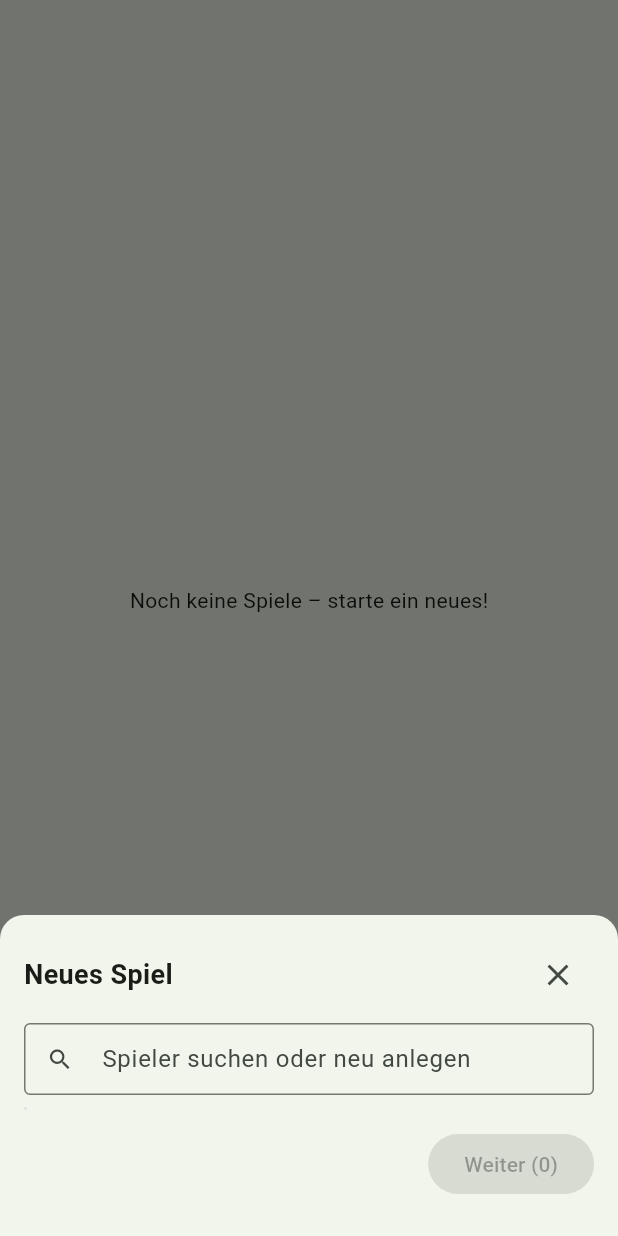
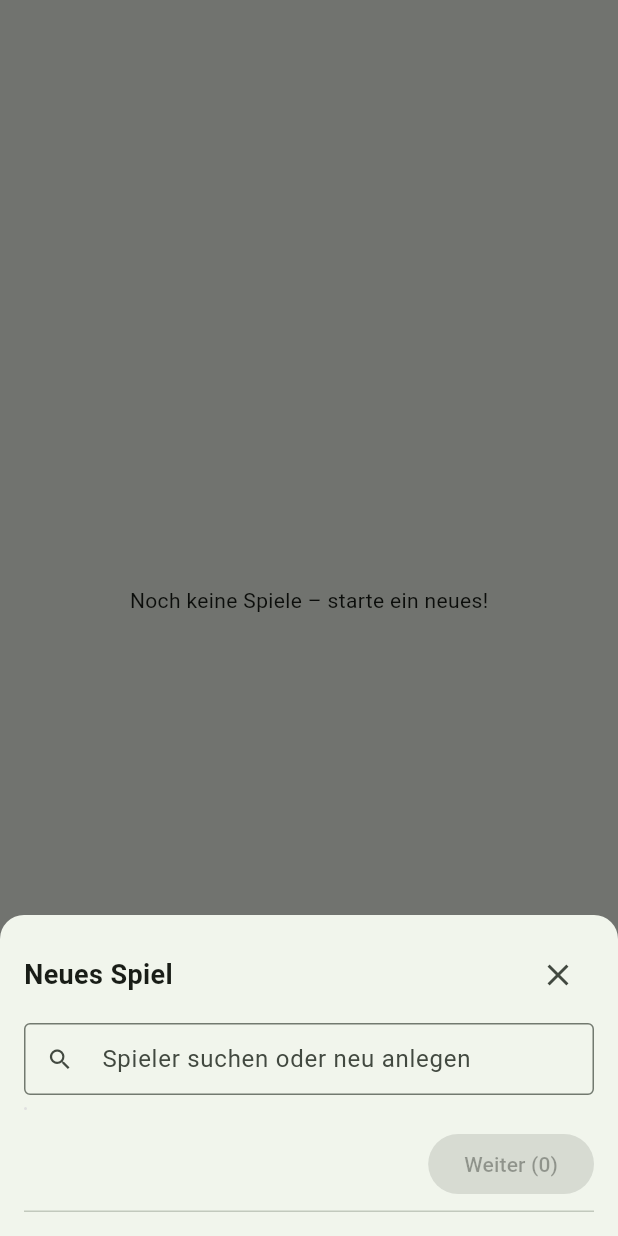
Before and after one commit to kingapfelbaum-web/knipfel, a Flutter app: the screen it shows after launch, after a tap on "Neues Spiel", on a phone screen of 412 x 824 dp. Run offline on Flutter 3.47's test engine with Material 3 defaults, Android fonts, the phone set to English and light mode, and no system bars; our stand-ins replace package_info_plus, shared_preferences; network calls fail.

Commit message:
commit Navigationsleiste

```diff
--- a/lib/screens/spielblock_seite.dart
+++ b/lib/screens/spielblock_seite.dart
@@ -309,6 +309,7 @@ class _SpielblockSeiteState extends State<SpielblockSeite> {
                 ],
               ),
               const SizedBox(height: 8),
+              Divider(height: MediaQuery.of(context).padding.bottom),
             ],
           ),
         ),
--- a/lib/screens/spieler_seite.dart
+++ b/lib/screens/spieler_seite.dart
@@ -355,6 +355,7 @@ class _SpielerSeiteState extends State<SpielerSeite>
                 ],
               ),
               const SizedBox(height: 8),
+              Divider(height: MediaQuery.of(context).padding.bottom),
             ],
           ),
         ),
@@ -589,6 +590,7 @@ class _SpielerSeiteState extends State<SpielerSeite>
                 ],
               ),
               const SizedBox(height: 8),
+              Divider(height: MediaQuery.of(context).padding.bottom),
             ],
           ),
         ),
--- a/lib/screens/statistik_seite.dart
+++ b/lib/screens/statistik_seite.dart
@@ -108,6 +108,7 @@ class StatistikSeite extends StatelessWidget {
               k,
               kategorieSchnitt[k],
               (untereWerte[k]?.last ?? 30).toDouble())),
+          Divider(height: MediaQuery.of(context).padding.bottom),
         ],
       ),
     );
--- a/lib/screens/uebersicht_seite.dart
+++ b/lib/screens/uebersicht_seite.dart
@@ -238,6 +238,7 @@ class _UebersichtSeiteState extends State<UebersichtSeite> {
                 ],
               ),
               const SizedBox(height: 8),
+              Divider(height: MediaQuery.of(context).padding.bottom),
             ],
           ),
         ),
--- a/pubspec.yaml
+++ b/pubspec.yaml
@@ -16,7 +16,7 @@ publish_to: 'none' # Remove this line if you wish to publish to pub.dev
 # https://developer.apple.com/library/archive/documentation/General/Reference/InfoPlistKeyReference/Articles/CoreFoundationKeys.html
 # In Windows, build-name is used as the major, minor, and patch parts
 # of the product and file versions while build-number is used as the build suffix.
-version: 1.1.0+1
+version: 1.1.1+1
 
 environment:
   sdk: ^3.12.2
```
